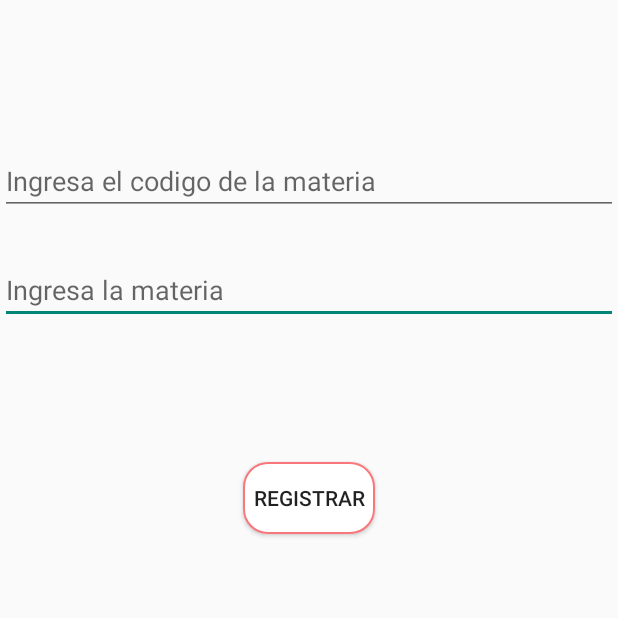
After one commit to armando260135/ParicalPics, an Android app: the IngresarMaterias screen opened directly, with no data from a screen before it, on a phone screen of 412 x 824 dp, the top half of it. The commit adds this screen. Run offline under Robolectric (Android 15) with nearby library versions, the phone set to English and light mode, and no system bars.

Commit message:
IMPLEMENTACION
*) se agrega vista para ingresar materias
*) se agrega intent sobre la notificacion para llevar a esa vista

```diff
--- a/InventarioParciales/app/src/main/AndroidManifest.xml
+++ b/InventarioParciales/app/src/main/AndroidManifest.xml
@@ -11,6 +11,9 @@
         android:roundIcon="@mipmap/ic_launcher_round"
         android:supportsRtl="true"
         android:theme="@style/Theme.AppCompat.Light.NoActionBar">
+        <activity
+            android:name=".IngresarMaterias"
+            android:exported="false" />
         <activity
             android:name=".Register"
             android:exported="false" />
--- a/InventarioParciales/app/src/main/java/com/example/inventarioparciales/Home.java
+++ b/InventarioParciales/app/src/main/java/com/example/inventarioparciales/Home.java
@@ -5,8 +5,11 @@ import androidx.recyclerview.widget.GridLayoutManager;
 import androidx.recyclerview.widget.RecyclerView;
 import androidx.viewpager2.widget.ViewPager2;
 
+import android.content.Intent;
 import android.graphics.drawable.Drawable;
 import android.os.Bundle;
+import android.view.View;
+import android.widget.ImageView;
 import android.widget.LinearLayout;
 
 import java.util.ArrayList;
@@ -18,6 +21,7 @@ public class Home extends AppCompatActivity {
     SliderAdapter adapter;
     ViewPager2 pager2;
     Drawable list[];
+    ImageView imgNotify;
 
     @Override
     protected void onCreate(Bundle savedInstanceState) {
@@ -26,6 +30,7 @@ public class Home extends AppCompatActivity {
 
         listHome = new ArrayList<>();
         recyclerView = findViewById(R.id.RecyclerId);
+        imgNotify = findViewById(R.id.imgNotify);
         recyclerView.setLayoutManager(new GridLayoutManager(this,2));
         dotslayout = findViewById(R.id.containerPuntos);
         pager2 = findViewById(R.id.viewPager2);
@@ -42,6 +47,16 @@ public class Home extends AppCompatActivity {
                 super.onPageSelected(position);
             }
         });
+
+        imgNotify.setOnClickListener(new View.OnClickListener() {
+            @Override
+            public void onClick(View view) {
+                Intent iAdmin = new Intent(Home.this, IngresarMaterias.class);
+                startActivity(iAdmin);
+            }
+        });
+
+
 
         llenarPersonajes();
         AdapterHome adapterHome = new AdapterHome(listHome);
--- /dev/null
+++ b/InventarioParciales/app/src/main/java/com/example/inventarioparciales/IngresarMaterias.java
@@ -0,0 +1,14 @@
+package com.example.inventarioparciales;
+
+import androidx.appcompat.app.AppCompatActivity;
+
+import android.os.Bundle;
+
+public class IngresarMaterias extends AppCompatActivity {
+
+    @Override
+    protected void onCreate(Bundle savedInstanceState) {
+        super.onCreate(savedInstanceState);
+        setContentView(R.layout.activity_ingresar_materias);
+    }
+}
--- a/InventarioParciales/app/src/main/res/layout/activity_home.xml
+++ b/InventarioParciales/app/src/main/res/layout/activity_home.xml
@@ -51,6 +51,7 @@
         </LinearLayout>
 
         <ImageView
+            android:id="@+id/imgNotify"
             android:layout_width="wrap_content"
             android:layout_height="match_parent"
             android:src="@drawable/bell_ring"
--- /dev/null
+++ b/InventarioParciales/app/src/main/res/layout/activity_ingresar_materias.xml
@@ -0,0 +1,45 @@
+<?xml version="1.0" encoding="utf-8"?>
+<androidx.constraintlayout.widget.ConstraintLayout xmlns:android="http://schemas.android.com/apk/res/android"
+    xmlns:app="http://schemas.android.com/apk/res-auto"
+    xmlns:tools="http://schemas.android.com/tools"
+    android:layout_width="match_parent"
+    android:layout_height="match_parent"
+    tools:context=".IngresarMaterias">
+
+    <EditText
+        android:id="@+id/etxIngresarMateria"
+        android:layout_width="match_parent"
+        android:layout_height="wrap_content"
+        android:hint="Ingresa la materia"
+        app:layout_constraintBottom_toBottomOf="parent"
+        app:layout_constraintEnd_toEndOf="parent"
+        app:layout_constraintHorizontal_bias="1.0"
+        app:layout_constraintStart_toStartOf="parent"
+        app:layout_constraintTop_toBottomOf="@+id/etxIngresarCodMateria"
+        app:layout_constraintVertical_bias="0.043" />
+
+    <EditText
+        android:id="@+id/etxIngresarCodMateria"
+        android:layout_width="match_parent"
+        android:layout_height="wrap_content"
+        android:hint="Ingresa el codigo de la materia"
+        app:layout_constraintBottom_toBottomOf="parent"
+        app:layout_constraintEnd_toEndOf="parent"
+        app:layout_constraintHorizontal_bias="0.0"
+        app:layout_constraintStart_toStartOf="parent"
+        app:layout_constraintTop_toTopOf="parent"
+        app:layout_constraintVertical_bias="0.126" />
+
+    <Button
+        android:id="@+id/registrarMateria"
+        android:layout_width="wrap_content"
+        android:layout_height="wrap_content"
+        android:layout_marginTop="92dp"
+        android:text="Registrar"
+        android:background="@drawable/style_button"
+        app:layout_constraintEnd_toEndOf="parent"
+        app:layout_constraintStart_toStartOf="parent"
+        app:layout_constraintTop_toBottomOf="@+id/etxIngresarMateria" />
+
+
+</androidx.constraintlayout.widget.ConstraintLayout>
```
